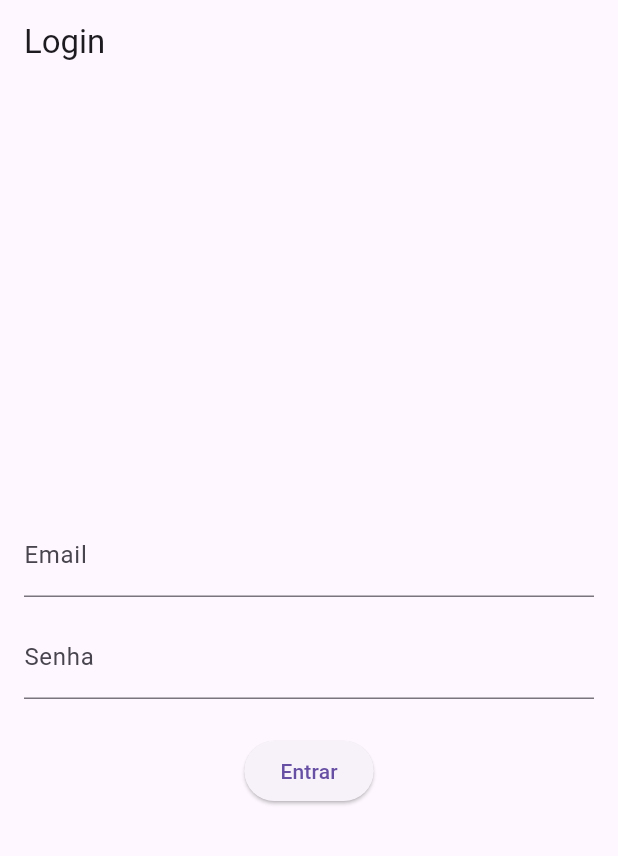
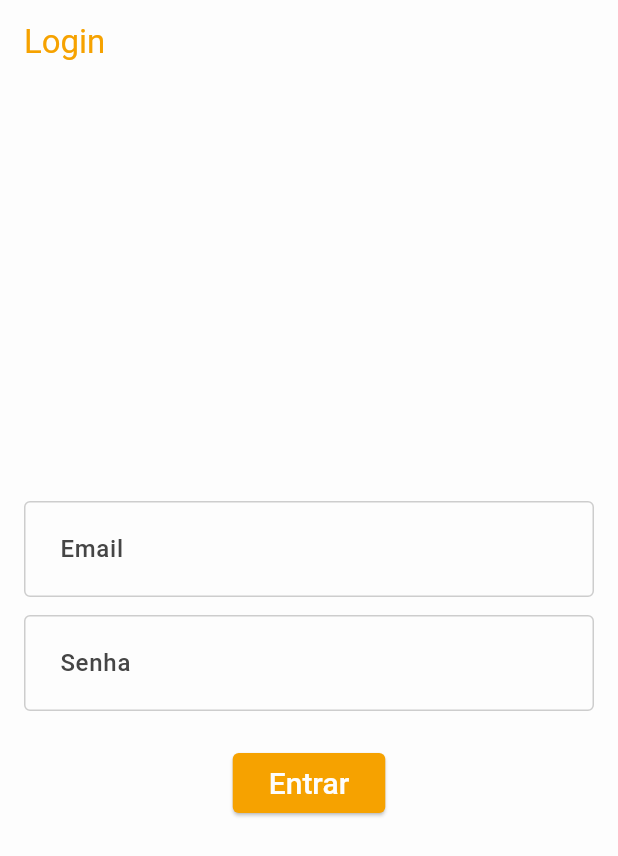
Before and after one commit to ApenasEsdras/studywithme, a Flutter app: the screen it shows after launch, on a phone screen of 412 x 824 dp. Shown: the top 856 px of the screen. Run offline on Flutter 3.47's test engine with Material 3 defaults, Android fonts, the phone set to English and light mode, and no system bars; our stand-ins replace firebase_auth, firebase_core, percent_indicator; accounts and stored records are empty; generated files the repository leaves out were written again.

Commit message:
ajustando e cirando styles para facilitar a troca de cores e estilos no app

```diff
--- a/lib/main.dart
+++ b/lib/main.dart
@@ -3,6 +3,7 @@ import 'package:firebase_core/firebase_core.dart';
 import 'package:firebase_auth/firebase_auth.dart';
 import 'package:studywithme/pages/home_page.dart';
 import 'package:studywithme/pages/login_page.dart';
+import 'package:studywithme/styles/theme/theme_config.dart';
 import 'firebase_options.dart';
 
 void main() async {
@@ -18,7 +19,7 @@ class MyApp extends StatelessWidget {
   Widget build(BuildContext context) {
     return MaterialApp(
       title: 'Pomodoro App',
-      theme: ThemeData(primarySwatch: Colors.deepOrange),
+      theme: ThemeConfig.tema,
       home: AuthWrapper(),
     );
   }
--- /dev/null
+++ b/lib/styles/colors_app.dart
@@ -0,0 +1,32 @@
+// ignore_for_file: non_constant_identifier_names, duplicate_ignore
+
+import 'package:flutter/material.dart';
+
+class ColorsApp {
+  static ColorsApp? _instance;
+  // Avoid self isntance
+  ColorsApp._();
+  static ColorsApp get instance {
+    _instance ??= ColorsApp._();
+    return _instance!;
+  }
+
+
+  Color get Laranja => const Color.fromRGBO(246, 162, 0, 1);
+  Color get Verde => const Color.fromRGBO(122, 199, 79, 1);
+  Color get Vermelho => const Color.fromRGBO(231, 29, 54, 1);
+
+  Color get CinzaEscuro => const Color.fromRGBO(69, 69, 69, 1);
+  Color get CinzaMedio => const Color.fromRGBO(205, 205, 205, 1);
+  Color get CinzaMedio2 => const Color.fromRGBO(69, 69, 69, 0.7);
+  Color get CinzaClaro => const Color.fromRGBO(69, 69, 69, 0.1);
+
+  Color get Branco => const Color.fromRGBO(253, 253, 253, 1);
+  Color get Preto => const Color.fromRGBO(45, 45, 45, 1);
+
+  Color get Azul => const Color.fromRGBO(46, 134, 171, 1);
+}
+
+extension ColorsAppExceptions on BuildContext {
+  ColorsApp get colors => ColorsApp.instance;
+}
--- /dev/null
+++ b/lib/styles/text_styles.dart
@@ -0,0 +1,44 @@
+// ignore_for_file: require_trailing_commas
+
+import 'package:flutter/material.dart';
+
+import 'colors_app.dart';
+
+class TextStyles {
+  static TextStyles? _instance;
+
+  TextStyles._();
+
+  static TextStyles get instance {
+    _instance ??= TextStyles._();
+    return _instance!;
+  }
+
+  String get fontFamily => 'roboto';
+
+  TextStyle get textRegular =>
+      TextStyle(fontWeight: FontWeight.w400, fontFamily: fontFamily);
+
+  TextStyle get textMedium => TextStyle(
+      fontWeight: FontWeight.w500,
+      fontFamily: fontFamily,
+      color: ColorsApp.instance.Preto);
+
+  TextStyle get textBold => TextStyle(
+      fontWeight: FontWeight.w600,
+      fontFamily: fontFamily,
+      color: ColorsApp.instance.Preto);
+
+  TextStyle get textMedium16 => textMedium.copyWith(fontSize: 16);
+  TextStyle get textMedium16Laranja =>
+      textMedium.copyWith(fontSize: 16, color: ColorsApp.instance.Laranja);
+  TextStyle get textMedium20Laranja =>
+      textMedium.copyWith(fontSize: 20, color: ColorsApp.instance.Laranja);
+  TextStyle get textMedium20 => textMedium.copyWith(fontSize: 20);
+  TextStyle get textRegular12 => textRegular.copyWith(fontSize: 12);
+  TextStyle get textBold36 => textBold.copyWith(fontSize: 28);
+}
+
+extension TextStylesExtensions on BuildContext {
+  TextStyles get textStyles => TextStyles.instance;
+}
--- /dev/null
+++ b/lib/styles/theme/theme_config.dart
@@ -0,0 +1,104 @@
+// ignore_for_file: deprecated_member_use, non_constant_identifier_names
+
+import 'package:flutter/material.dart';
+import 'package:studywithme/styles/text_styles.dart';
+
+import '../colors_app.dart';
+
+class ThemeConfig {
+  ThemeConfig._();
+
+  static String temaApp = 'light';
+
+  static ThemeData get tema {
+    switch (temaApp) {
+      case 'light':
+        return temaInnovaro;
+      // case 'fortesInnovaro':
+      //   return temaFortesInnovaro;
+      default:
+        return temaInnovaro;
+    }
+  }
+
+  static Color laranja = const Color(0xFFF6A200);
+  static Color verde = const Color(0xFF7AC74F);
+  static Color vermelho = const Color(0xFFE71D36);
+  static Color vermelhoFortes = const Color(0xFFCE1719);
+
+  Color get CinzaEscuro => const Color.fromRGBO(69, 69, 69, 1);
+  Color get CinzaMedio => const Color.fromRGBO(205, 205, 205, 1);
+  Color get CinzaMedio2 => const Color.fromRGBO(69, 69, 69, 0.7);
+  Color get CinzaClaro => const Color.fromRGBO(69, 69, 69, 0.1);
+
+  static Color branco = const Color(0xFFFDFDFD);
+  static Color preto = const Color(0xFF454545);
+
+  static final temaInnovaro = ThemeData(
+    useMaterial3: true,
+    scaffoldBackgroundColor: ThemeConfig.branco,
+    brightness: Brightness.light,
+    colorScheme: ColorScheme.fromSeed(
+      brightness: Brightness.light,
+      seedColor: ThemeConfig.laranja,
+      primary: ThemeConfig.laranja,
+      background: ThemeConfig.branco,
+      surface: ThemeConfig.branco,
+      error: ThemeConfig.vermelho,
+    ),
+    appBarTheme: AppBarTheme(
+      backgroundColor: ThemeConfig.branco,
+      foregroundColor: ThemeConfig.laranja,
+      surfaceTintColor: ThemeConfig.branco,
+      elevation: 0,
+      iconTheme: IconThemeData(color: ThemeConfig.laranja, size: 35),
+    ),
+    elevatedButtonTheme: ElevatedButtonThemeData(
+      style: ElevatedButton.styleFrom(
+        shape: RoundedRectangleBorder(borderRadius: BorderRadius.circular(4)),
+        backgroundColor: ThemeConfig.laranja,
+        textStyle: TextStyles.instance.textMedium20,
+        foregroundColor: ThemeConfig.branco,
+      ),
+    ),
+    inputDecorationTheme: InputDecorationTheme(
+      fillColor: ThemeConfig.branco,
+      filled: true,
+      isDense: true,
+      iconColor: ThemeConfig.preto,
+      contentPadding: const EdgeInsets.all(20),
+      enabledBorder: OutlineInputBorder(
+        borderRadius: BorderRadius.circular(4),
+        borderSide: BorderSide(color: ColorsApp.instance.CinzaMedio),
+      ),
+      focusedBorder: OutlineInputBorder(
+        borderRadius: BorderRadius.circular(4),
+        borderSide: BorderSide(color: ThemeConfig.laranja),
+      ),
+      labelStyle: TextStyles.instance.textMedium.copyWith(
+        color: ThemeConfig.preto,
+      ),
+      floatingLabelStyle: MaterialStateTextStyle.resolveWith((
+        Set<MaterialState> states,
+      ) {
+        final Color color =
+            states.contains(MaterialState.focused)
+                ? ThemeConfig.tema.colorScheme.primary
+                : ColorsApp.instance.CinzaMedio2;
+        return TextStyle(color: color);
+      }),
+      errorStyle: TextStyles.instance.textRegular.copyWith(
+        color: ThemeConfig.vermelho,
+      ),
+    ),
+    drawerTheme: DrawerThemeData(
+      backgroundColor: ThemeConfig.branco,
+      surfaceTintColor: ThemeConfig.branco,
+    ),
+    dialogTheme: DialogTheme(
+      surfaceTintColor: ThemeConfig.branco,
+      backgroundColor: ThemeConfig.branco,
+    ),
+    iconTheme: IconThemeData(color: ThemeConfig.preto),
+  );
+}
```
Also changed, not shown: lib/pages/home_page.dart (+45 -18 lines), lib/widgets/custon_dialog.dart (added, +160 -0 lines).
